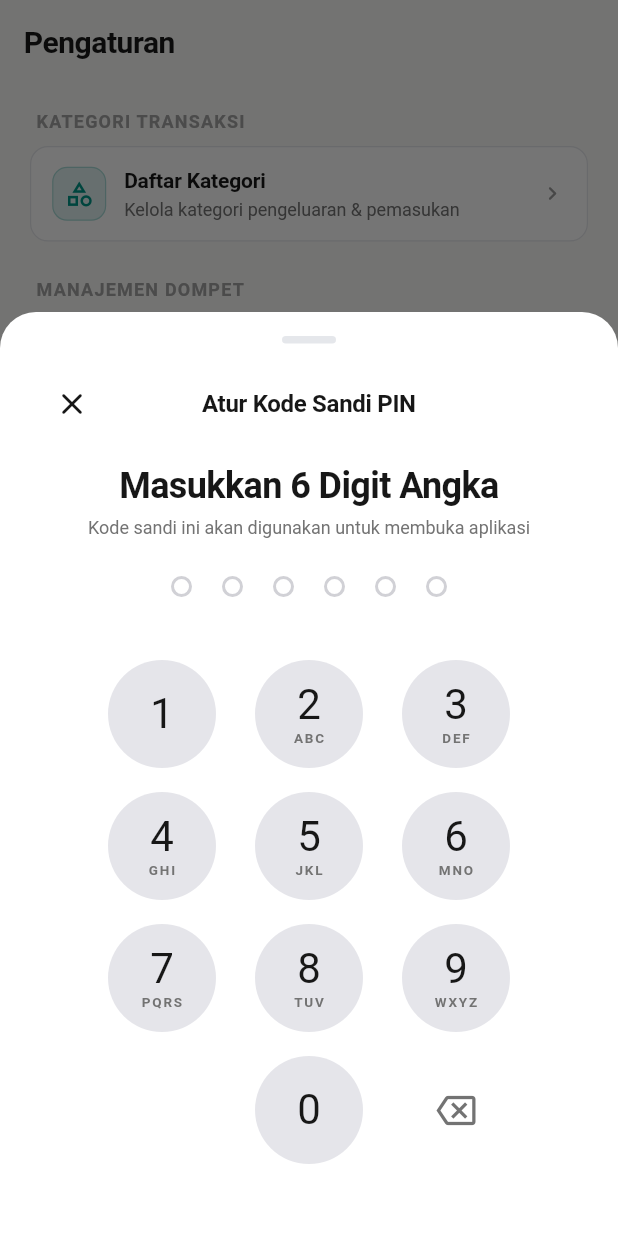
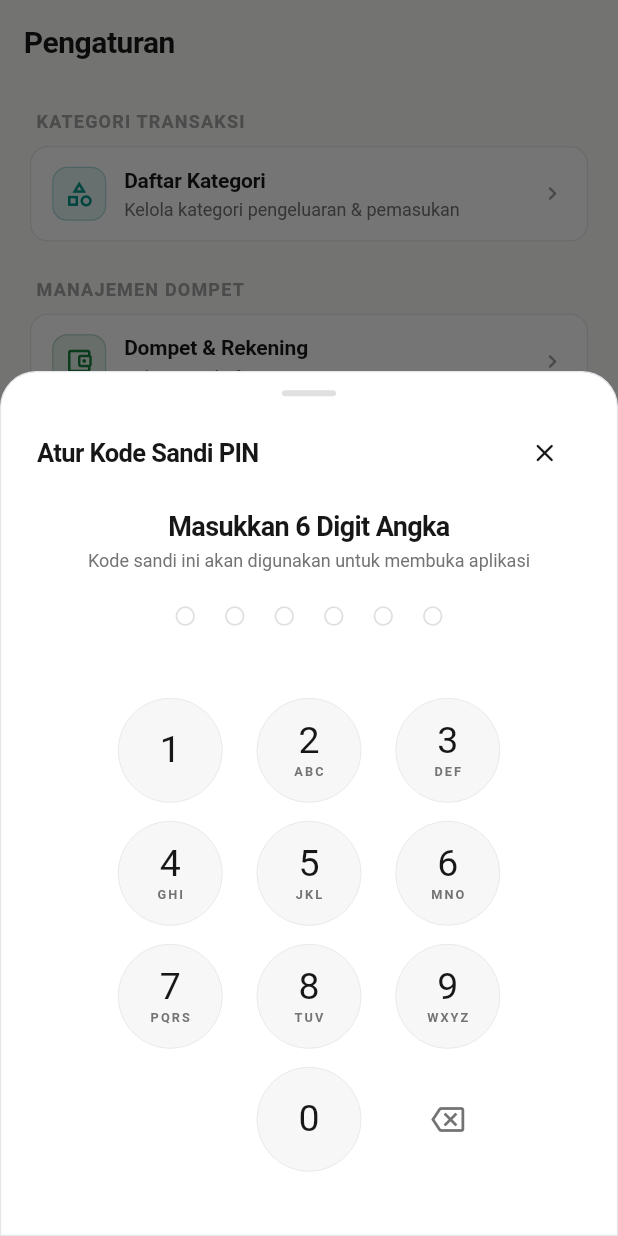
Before and after one commit to febriezm/app-finance, a Flutter app: the SettingsScreen screen opened by its route, scrolled down 576 dp, after a tap on "Kunci Aplikasi", on a phone screen of 412 x 824 dp. Run offline on Flutter 3.47's test engine with Material 3 defaults, Android fonts, the phone set to English and light mode, and no system bars; our stand-ins replace camera, csv, drift, flutter_riverpod, go_router, image_picker and 4 more; missing offline and left inert: dart:html, dart:js, dart:js_interop; accounts and stored records are empty; generated files the repository leaves out were written again.

Commit message:
refactor(security): redesign PIN and App Lock UI with MyFinance Minimal design system

```diff
--- a/lib/features/security/presentation/widgets/pin_dots_indicator.dart
+++ b/lib/features/security/presentation/widgets/pin_dots_indicator.dart
@@ -1,6 +1,7 @@
 import 'package:flutter/material.dart';
 import '../../../../core/theme/app_colors.dart';
 
+/// Indikator 6 Titik PIN — MyFinance Minimal (Quiet, Clean, Premium).
 class PinDotsIndicator extends StatelessWidget {
   final int pinLength;
   final int currentLength;
@@ -16,28 +17,32 @@ class PinDotsIndicator extends StatelessWidget {
   @override
   Widget build(BuildContext context) {
     final isDark = Theme.of(context).brightness == Brightness.dark;
+    final expenseColor = isDark ? AppColors.expenseDark : AppColors.expenseLight;
+    final primaryTextColor = isDark ? AppColors.textPrimaryDark : AppColors.textPrimaryLight;
+    final emptyBorderColor = isDark ? Colors.white24 : Colors.black12;
 
     return Row(
       mainAxisAlignment: MainAxisAlignment.center,
       children: List.generate(pinLength, (index) {
         final isFilled = index < currentLength;
         final color = hasError
-            ? AppColors.error
+            ? expenseColor
             : isFilled
-                ? AppColors.primary
-                : (isDark ? const Color(0xFF3A3A3C) : const Color(0xFFD1D1D6));
+                ? primaryTextColor
+                : emptyBorderColor;
 
         return AnimatedContainer(
-          duration: const Duration(milliseconds: 180),
+          duration: const Duration(milliseconds: 150),
+          curve: Curves.easeInOut,
           margin: const EdgeInsets.symmetric(horizontal: 10),
-          width: isFilled ? 16 : 14,
-          height: isFilled ? 16 : 14,
+          width: 13,
+          height: 13,
           decoration: BoxDecoration(
             color: isFilled ? color : Colors.transparent,
             shape: BoxShape.circle,
             border: Border.all(
               color: color,
-              width: 2,
+              width: isFilled ? 1.4 : 1.2,
             ),
           ),
         );
--- a/lib/features/security/presentation/widgets/pin_keypad.dart
+++ b/lib/features/security/presentation/widgets/pin_keypad.dart
@@ -1,8 +1,16 @@
+import 'dart:async';
 import 'package:flutter/material.dart';
 import '../../../../core/theme/app_colors.dart';
 import '../../../../core/theme/app_typography.dart';
 import '../../../../core/utils/app_haptics.dart';
 
+/// Papan Tombol Numerik PIN — MyFinance Minimal (Quiet, Clean, Premium).
+///
+/// Karakteristik:
+/// - Tata letak 3x3 + 0 dengan lebar proporsional (max 300px).
+/// - Tombol lingkaran datar (flat) 70x70 dengan sentuhan haptic lembut.
+/// - Border hairline 0.6px tanpa bayangan berat atau skeuomorfik.
+/// - Tombol Hapus (Backspace) dan Biometrik di baris terbawah.
 class PinKeypad extends StatelessWidget {
   final void Function(String digit) onDigitPressed;
   final VoidCallback onDeletePressed;
@@ -36,14 +44,14 @@ class PinKeypad extends StatelessWidget {
     final isDark = Theme.of(context).brightness == Brightness.dark;
 
     return Container(
-      constraints: const BoxConstraints(maxWidth: 320),
+      constraints: const BoxConstraints(maxWidth: 300),
       child: Column(
         mainAxisSize: MainAxisSize.min,
         children: [
           // Baris 1-3
           for (int row = 0; row < 3; row++)
             Padding(
-              padding: const EdgeInsets.symmetric(vertical: 8),
+              padding: const EdgeInsets.symmetric(vertical: 6),
               child: Row(
                 mainAxisAlignment: MainAxisAlignment.spaceEvenly,
                 children: [
@@ -55,22 +63,30 @@ class PinKeypad extends StatelessWidget {
 
           // Baris 4 (Biometrik, 0, Hapus)
           Padding(
-            padding: const EdgeInsets.symmetric(vertical: 8),
+            padding: const EdgeInsets.symmetric(vertical: 6),
             child: Row(
               mainAxisAlignment: MainAxisAlignment.spaceEvenly,
               children: [
                 // Tombol Kiri (Biometrik / Kosong)
                 SizedBox(
-                  width: 72,
-                  height: 72,
+                  width: 70,
+                  height: 70,
                   child: showBiometricButton && onBiometricPressed != null
-                      ? IconButton(
-                          onPressed: () {
-                            AppHaptics.light();
+                      ? InkResponse(
+                          onTap: () {
+                            unawaited(AppHaptics.light());
                             onBiometricPressed!();
                           },
-                          icon: Icon(biometricIcon, size: 30, color: AppColors.primary),
-                          tooltip: 'Biometrik / Face ID',
+                          radius: 35,
+                          containedInkWell: true,
+                          highlightShape: BoxShape.circle,
+                          child: Center(
+                            child: Icon(
+                              biometricIcon,
+                              size: 28,
+                              color: isDark ? AppColors.textPrimaryDark : AppColors.textPrimaryLight,
+                            ),
+                          ),
                         )
                       : const SizedBox.shrink(),
                 ),
@@ -80,19 +96,23 @@ class PinKeypad extends StatelessWidget {
 
                 // Tombol Kanan (Hapus Backspace)
                 SizedBox(
-                  width: 72,
-                  height: 72,
-                  child: IconButton(
-                    onPressed: () {
-                      AppHaptics.light();
+                  width: 70,
+                  height: 70,
+                  child: InkResponse(
+                    onTap: () {
+                      unawaited(AppHaptics.light());
                       onDeletePressed();
                     },
-                    icon: Icon(
-                      Icons.backspace_outlined,
-                      size: 26,
-                      color: isDark ? AppColors.textSecondaryDark : AppColors.textSecondaryLight,
+                    radius: 35,
+                    containedInkWell: true,
+                    highlightShape: BoxShape.circle,
+                    child: Center(
+                      child: Icon(
+                        Icons.backspace_outlined,
+                        size: 22,
+                        color: isDark ? AppColors.textSecondaryDark : AppColors.textSecondaryLight,
+                      ),
                     ),
-                    tooltip: 'Hapus',
                   ),
                 ),
               ],
@@ -106,30 +126,34 @@ class PinKeypad extends StatelessWidget {
   Widget _buildDigitButton(Map<String, String> item, bool isDark) {
     final digit = item['digit']!;
     final letters = item['letters']!;
+    final surfaceButton = isDark ? const Color(0xFF191919) : const Color(0xFFF7F7F8);
+    final borderButton = isDark ? AppColors.borderDark : AppColors.borderLight;
 
     return InkResponse(
       onTap: () {
-        AppHaptics.light();
+        unawaited(AppHaptics.light());
         onDigitPressed(digit);
       },
-      radius: 36,
+      radius: 35,
       containedInkWell: true,
       highlightShape: BoxShape.circle,
       child: Container(
-        width: 72,
-        height: 72,
+        width: 70,
+        height: 70,
         decoration: BoxDecoration(
-          color: isDark ? const Color(0xFF2C2C2E) : const Color(0xFFE5E5EA),
+          color: surfaceButton,
           shape: BoxShape.circle,
+          border: Border.all(color: borderButton, width: 0.6),
         ),
         child: Column(
           mainAxisAlignment: MainAxisAlignment.center,
           children: [
             Text(
               digit,
-              style: AppTypography.title1.copyWith(
-                fontSize: 28,
+              style: AppTypography.pageTitle.copyWith(
+                fontSize: 25,
                 fontWeight: FontWeight.w400,
+                color: isDark ? AppColors.textPrimaryDark : AppColors.textPrimaryLight,
                 height: 1.1,
               ),
             ),
@@ -137,10 +161,10 @@ class PinKeypad extends StatelessWidget {
               Text(
                 letters,
                 style: TextStyle(
-                  fontSize: 9,
+                  fontSize: 8.5,
                   fontWeight: FontWeight.w600,
-                  letterSpacing: 1.2,
-                  color: isDark ? AppColors.textSecondaryDark : AppColors.textSecondaryLight,
+                  letterSpacing: 1.4,
+                  color: isDark ? AppColors.textDisabledDark : AppColors.textSecondaryLight,
                 ),
               ),
           ],
--- a/lib/features/security/presentation/widgets/pin_setup_sheet.dart
+++ b/lib/features/security/presentation/widgets/pin_setup_sheet.dart
@@ -1,13 +1,19 @@
+import 'dart:async';
 import 'package:flutter/material.dart';
 import 'package:flutter_riverpod/flutter_riverpod.dart';
 import '../../../../app/app_providers.dart';
 import '../../../../core/theme/app_colors.dart';
-import '../../../../core/theme/app_spacing.dart';
 import '../../../../core/theme/app_typography.dart';
 import '../../../../core/utils/app_haptics.dart';
 import 'pin_dots_indicator.dart';
 import 'pin_keypad.dart';
 
+/// Modal Sheet Pengaturan PIN — MyFinance Minimal (Quiet, Clean, Premium).
+///
+/// Alur:
+/// 1. Masukkan 6 Digit Angka (Tahap 1).
+/// 2. Konfirmasi 6 Digit Angka (Tahap 2).
+/// 3. Validasi kecocokan PIN & simpan hash aman ke penyimpanan lokal.
 class PinSetupSheet extends ConsumerStatefulWidget {
   final bool isChangingPin;
   final VoidCallback? onSuccess;
@@ -41,8 +47,12 @@ class _PinSetupSheetState extends ConsumerState<PinSetupSheet> {
   bool _isConfirming = false;
   String? _errorMessage;
   bool _enableBiometrics = true;
+  bool _isSubmitting = false;
 
   void _onDigitPressed(String digit) {
+    if (_isSubmitting) return;
+
+    bool shouldFinalize = false;
     setState(() {
       _errorMessage = null;
       if (!_isConfirming) {
@@ -50,7 +60,7 @@ class _PinSetupSheetState extends ConsumerState<PinSetupSheet> {
           _firstPin += digit;
           if (_firstPin.length == 6) {
             // Berpindah ke tahap konfirmasi
-            Future.delayed(const Duration(milliseconds: 200), () {
+            Future.delayed(const Duration(milliseconds: 180), () {
               if (mounted) {
                 setState(() {
                   _isConfirming = true;
@@ -63,15 +73,20 @@ class _PinSetupSheetState extends ConsumerState<PinSetupSheet> {
         if (_confirmPin.length < 6) {
           _confirmPin += digit;
           if (_confirmPin.length == 6) {
-            // Verifikasi kecocokan
-            _finalizePin();
+            shouldFinalize = true;
           }
         }
       }
     });
+
+    if (shouldFinalize) {
+      _finalizePin();
+    }
   }
 
   void _onDeletePressed() {
+    if (_isSubmitting) return;
+
     setState(() {
       _errorMessage = null;
       if (!_isConfirming) {
@@ -82,7 +97,7 @@ class _PinSetupSheetState extends ConsumerState<PinSetupSheet> {
         if (_confirmPin.isNotEmpty) {
           _confirmPin = _confirmPin.substring(0, _confirmPin.length - 1);
         } else {
-          // Kembali ke tahap awal jika menekan hapus saat confirm kosong
+          // Kembali ke tahap awal jika menekan hapus saat konfirmasi kosong
           _isConfirming = false;
         }
       }
@@ -90,18 +105,25 @@ class _PinSetupSheetState extends ConsumerState<PinSetupSheet> {
   }
 
   Future<void> _finalizePin() async {
+    setState(() => _isSubmitting = true);
+
     if (_firstPin == _confirmPin) {
-      await AppHaptics.medium();
+      unawaited(AppHaptics.medium());
       final success = await ref.read(appLockControllerProvider.notifier).setupPin(
             _firstPin,
             enableBiometrics: _enableBiometrics,
           );
-      if (success && mounted) {
+      if (mounted) {
+        setState(() => _isSubmitting = false);
+        if (success) {
           widget.onSuccess?.call();
         }
+      }
     } else {
-      await AppHaptics.heavy();
+      unawaited(AppHaptics.heavy());
+      if (mounted) {
         setState(() {
+          _isSubmitting = false;
           _errorMessage = 'Kode sandi konfirmasi tidak cocok. Ulangi kembali.';
           _confirmPin = '';
           _firstPin = '';
@@ -109,122 +131,170 @@ class _PinSetupSheetState extends ConsumerState<PinSetupSheet> {
         });
       }
     }
+  }
 
   @override
   Widget build(BuildContext context) {
     final isDark = Theme.of(context).brightness == Brightness.dark;
     final lockState = ref.watch(appLockControllerProvider);
+    final surfaceColor = isDark ? AppColors.surfaceModalDark : AppColors.surfaceModalLight;
+    final borderColor = isDark ? AppColors.borderDark : AppColors.borderLight;
+    final expenseColor = isDark ? AppColors.expenseDark : AppColors.expenseLight;
     final currentLength = _isConfirming ? _confirmPin.length : _firstPin.length;
 
     return Container(
       decoration: BoxDecoration(
-        color: isDark ? AppColors.surfaceDark : AppColors.surfaceLight,
-        borderRadius: const BorderRadius.vertical(top: Radius.circular(AppSpacing.radiusXl)),
+        color: surfaceColor,
+        borderRadius: const BorderRadius.vertical(top: Radius.circular(24)),
+        border: Border.all(color: borderColor, width: 0.8),
       ),
-      padding: const EdgeInsets.symmetric(horizontal: 24, vertical: 16),
+      padding: EdgeInsets.only(
+        left: 24,
+        right: 24,
+        top: 12,
+        bottom: MediaQuery.of(context).viewInsets.bottom + 20,
+      ),
+      child: SafeArea(
         child: Column(
           mainAxisSize: MainAxisSize.min,
           children: [
-          // Drag handle
+            // Drag handle minimalis
             Center(
               child: Container(
                 width: 36,
-              height: 5,
+                height: 4,
                 decoration: BoxDecoration(
-                color: isDark ? AppColors.borderDark : AppColors.borderLight,
-                borderRadius: BorderRadius.circular(AppSpacing.radiusPill),
+                  color: isDark ? Colors.white24 : Colors.black12,
+                  borderRadius: BorderRadius.circular(2),
                 ),
               ),
             ),
-          const SizedBox(height: 16),
+            const SizedBox(height: 14),
 
-          // Header
+            // Header Hening
             Row(
               mainAxisAlignment: MainAxisAlignment.spaceBetween,
               children: [
+                Text(
+                  widget.isChangingPin ? 'Ubah Kode Sandi PIN' : 'Atur Kode Sandi PIN',
+                  style: AppTypography.title2.copyWith(fontSize: 17),
+                ),
                 IconButton(
                   onPressed: () => Navigator.pop(context, false),
-                icon: const Icon(Icons.close_rounded),
+                  icon: const Icon(Icons.close_rounded, size: 20),
+                  splashRadius: 20,
+                  padding: EdgeInsets.zero,
+                  constraints: const BoxConstraints(minWidth: 32, minHeight: 32),
                 ),
-              Text(
-                widget.isChangingPin ? 'Ubah Kode Sandi PIN' : 'Atur Kode Sandi PIN',
-                style: AppTypography.headline.copyWith(fontSize: 16),
-              ),
-              const SizedBox(width: 48), // Spacer penyeimbang
               ],
             ),
-          const SizedBox(height: 16),
+            const SizedBox(height: 14),
 
-          // Judul tahap
+            // Judul Tahap & Subtitle
+            AnimatedSwitcher(
+              duration: const Duration(milliseconds: 180),
+              child: Column(
+                key: ValueKey<bool>(_isConfirming),
+                children: [
                   Text(
                     _isConfirming ? 'Konfirmasi Kode Sandi' : 'Masukkan 6 Digit Angka',
-            style: AppTypography.title2.copyWith(fontWeight: FontWeight.w700),
+                    style: AppTypography.title2.copyWith(fontWeight: FontWeight.w600, fontSize: 18),
                     textAlign: TextAlign.center,
                   ),
-          const SizedBox(height: 6),
+                  const SizedBox(height: 4),
                   Text(
                     _isConfirming
                         ? 'Masukkan kembali kode sandi untuk memverifikasi'
                         : 'Kode sandi ini akan digunakan untuk membuka aplikasi',
-            style: AppTypography.caption1.copyWith(
+                    style: AppTypography.caption.copyWith(
                       color: isDark ? AppColors.textSecondaryDark : AppColors.textSecondaryLight,
                     ),
                     textAlign: TextAlign.center,
                   ),
-          const SizedBox(height: 24),
+                ],
+              ),
+            ),
+            const SizedBox(height: 22),
 
-          // Indikator Titik PIN
+            // Indikator 6 Titik PIN
             PinDotsIndicator(
               currentLength: currentLength,
               hasError: _errorMessage != null,
             ),
-          const SizedBox(height: 16),
+            const SizedBox(height: 14),
 
-          // Pesan Error
-          if (_errorMessage != null)
+            // Pesan Status / Error (Zero Layout Shift)
+            SizedBox(
+              height: 22,
+              child: _errorMessage != null
+                  ? Text(
+                      _errorMessage!,
+                      style: AppTypography.caption.copyWith(
+                        color: expenseColor,
+                        fontWeight: FontWeight.w500,
+                      ),
+                      textAlign: TextAlign.center,
+                    )
+                  : const SizedBox.shrink(),
+            ),
+
+            // Opsi Biometrik jika perangkat mendukung (pada tahap awal)
+            if (lockState.isBiometricsAvailable) ...[
               Padding(
-              padding: const EdgeInsets.only(bottom: 8),
-              child: Text(
-                _errorMessage!,
-                style: AppTypography.caption1.copyWith(color: AppColors.error),
-                textAlign: TextAlign.center,
-              ),
-            )
-          else
-            const SizedBox(height: 18),
-
-          // Opsi Biometrik jika perangkat mendukung
-          if (lockState.isBiometricsAvailable)
-            Padding(
-              padding: const EdgeInsets.only(bottom: 12),
+                padding: const EdgeInsets.only(bottom: 10),
+                child: InkWell(
+                  onTap: () {
+                    unawaited(AppHaptics.selection());
+                    setState(() {
+                      _enableBiometrics = !_enableBiometrics;
+                    });
+                  },
+                  borderRadius: BorderRadius.circular(8),
+                  child: Padding(
+                    padding: const EdgeInsets.symmetric(horizontal: 8, vertical: 4),
                     child: Row(
-                mainAxisAlignment: MainAxisAlignment.center,
+                      mainAxisSize: MainAxisSize.min,
                       children: [
-                  Checkbox(
+                        SizedBox(
+                          width: 20,
+                          height: 20,
+                          child: Checkbox(
                             value: _enableBiometrics,
-                    activeColor: AppColors.primary,
+                            activeColor: isDark ? AppColors.textPrimaryDark : AppColors.textPrimaryLight,
+                            checkColor: isDark ? AppColors.backgroundDark : Colors.white,
+                            shape: RoundedRectangleBorder(borderRadius: BorderRadius.circular(4)),
                             onChanged: (val) {
                               setState(() {
                                 _enableBiometrics = val ?? true;
                               });
                             },
                           ),
+                        ),
+                        const SizedBox(width: 8),
                         Text(
                           'Aktifkan juga ${lockState.biometricLabel}',
-                    style: AppTypography.caption1,
+                          style: AppTypography.caption.copyWith(
+                            color: isDark ? AppColors.textPrimaryDark : AppColors.textPrimaryLight,
+                          ),
                         ),
                       ],
                     ),
                   ),
+                ),
+              ),
+            ] else ...[
+              const SizedBox(height: 6),
+            ],
 
-          // Papan Tombol Angka Khas iOS
+            // Papan Tombol Angka Minimalis
             PinKeypad(
               onDigitPressed: _onDigitPressed,
               onDeletePressed: _onDeletePressed,
             ),
 
-          const SizedBox(height: 24),
+            const SizedBox(height: 16),
           ],
+        ),
       ),
     );
   }
```
Also changed, not shown: lib/features/security/presentation/widgets/app_lock_screen.dart (+42 -38 lines), lib/features/security/presentation/widgets/pin_verify_sheet.dart (+55 -33 lines), 1 other file. Lines whose indentation alone changed are shown as unchanged.
